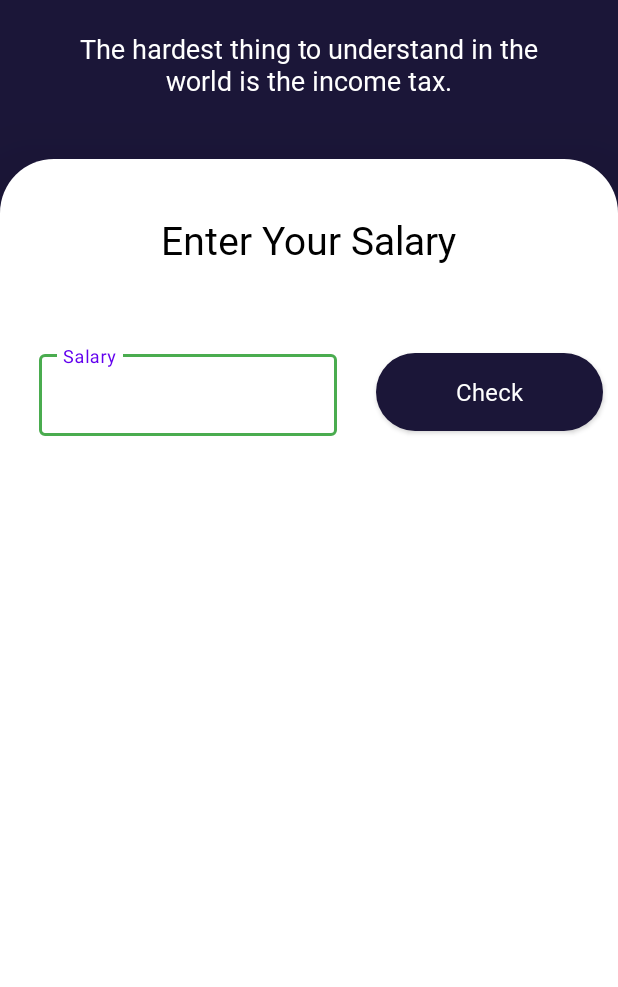
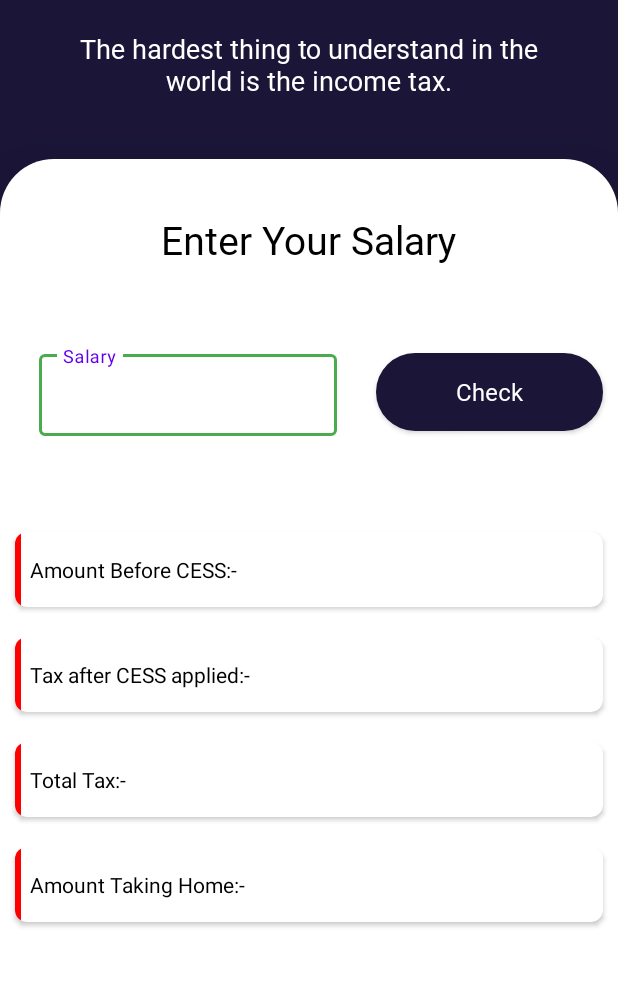
Before and after one commit to Jarvis-byte/Income-Tax-Calculator, an Android app: the screen it shows after launch (MainActivity), on a phone screen of 412 x 824 dp, the part 150-1137 px from its top. Run offline under Robolectric (Android 15) with nearby library versions, the phone set to English and light mode, and no system bars.

Commit message:
Added Card View For Showing Amount

```diff
--- a/app/src/main/AndroidManifest.xml
+++ b/app/src/main/AndroidManifest.xml
@@ -4,9 +4,9 @@
 
     <application
         android:allowBackup="true"
-        android:icon="@mipmap/ic_launcher"
+        android:icon="@drawable/bag"
         android:label="@string/app_name"
-        android:roundIcon="@mipmap/ic_launcher_round"
+        android:roundIcon="@drawable/bag"
         android:supportsRtl="true"
         android:theme="@style/Theme.TaxCalculator">
         <activity
--- a/app/src/main/res/layout/activity_main.xml
+++ b/app/src/main/res/layout/activity_main.xml
@@ -35,10 +35,10 @@
                 android:layout_height="wrap_content"
                 android:layout_gravity="center"
                 android:layout_marginTop="12dp"
+                android:layout_marginBottom="20dp"
                 android:fontFamily="@font/segoe_ui_bold"
                 android:gravity="center"
                 android:text="Tax Calculator"
-                android:layout_marginBottom="20dp"
                 android:textColor="@color/colorTextWhite"
                 android:textSize="36dp" />
 
@@ -134,44 +134,87 @@
                 android:layout_width="match_parent"
                 android:layout_height="match_parent"
                 android:layout_marginTop="50dp"
-                android:orientation="vertical"
-                android:visibility="gone">
+                android:orientation="vertical">
 
+                <androidx.cardview.widget.CardView
+                    android:layout_width="match_parent"
+                    android:layout_height="50dp"
+                    android:layout_margin="10dp"
+                    app:cardCornerRadius="8dp">
+                    <FrameLayout
+                        android:background="#FF0000"
+                        android:layout_width="4dp"
+                        android:layout_height="match_parent"/>
                     <TextView
                         android:id="@+id/tax_before_CESS"
                         android:layout_width="wrap_content"
                         android:layout_height="wrap_content"
+                        android:layout_gravity="center_vertical"
                         android:layout_marginLeft="10dp"
-                    android:layout_marginTop="20dp"
                         android:text="Amount Before CESS:-"
                         android:textColor="@color/colorBlack" />
+                </androidx.cardview.widget.CardView>
+
+
+                <androidx.cardview.widget.CardView
+                    android:layout_width="match_parent"
+                    android:layout_height="50dp"
+                    android:layout_margin="10dp"
+                    app:cardCornerRadius="8dp">
+                    <FrameLayout
+                        android:background="#FF0000"
+                        android:layout_width="4dp"
+                        android:layout_height="match_parent"/>
 
                     <TextView
                         android:id="@+id/tax_after_CESS"
                         android:layout_width="wrap_content"
                         android:layout_height="wrap_content"
+                        android:layout_gravity="center_vertical"
                         android:layout_marginLeft="10dp"
-                    android:layout_marginTop="20dp"
                         android:text="Tax after CESS applied:-\t"
                         android:textColor="@color/colorBlack" />
+                </androidx.cardview.widget.CardView>
 
+                <androidx.cardview.widget.CardView
+                    android:layout_width="match_parent"
+                    android:layout_height="50dp"
+                    android:layout_margin="10dp"
+                    app:cardCornerRadius="8dp">
+                    <FrameLayout
+                        android:background="#FF0000"
+                        android:layout_width="4dp"
+                        android:layout_height="match_parent"/>
                     <TextView
                         android:id="@+id/tax_total"
                         android:layout_width="wrap_content"
                         android:layout_height="wrap_content"
                         android:layout_marginLeft="10dp"
-                    android:layout_marginTop="20dp"
+                        android:layout_gravity="center_vertical"
                         android:text="Total Tax:-\t"
                         android:textColor="@color/colorBlack" />
 
+                </androidx.cardview.widget.CardView>
+
+                <androidx.cardview.widget.CardView
+                    android:layout_width="match_parent"
+                    android:layout_height="50dp"
+                    android:layout_margin="10dp"
+                    app:cardCornerRadius="8dp">
+                    <FrameLayout
+                        android:background="#FF0000"
+                        android:layout_width="4dp"
+                        android:layout_height="match_parent"/>
                     <TextView
                         android:id="@+id/amount_taking_home"
                         android:layout_width="wrap_content"
                         android:layout_height="wrap_content"
                         android:layout_marginLeft="10dp"
-                    android:layout_marginTop="20dp"
+                        android:layout_gravity="center_vertical"
                         android:text="Amount Taking Home:-\t"
                         android:textColor="@color/colorBlack" />
+                </androidx.cardview.widget.CardView>
+
 
             </LinearLayout>
 
```
Also changed, not shown: app/src/main/res/drawable-v24/bag.png (added). Lines whose indentation alone changed are shown as unchanged.
